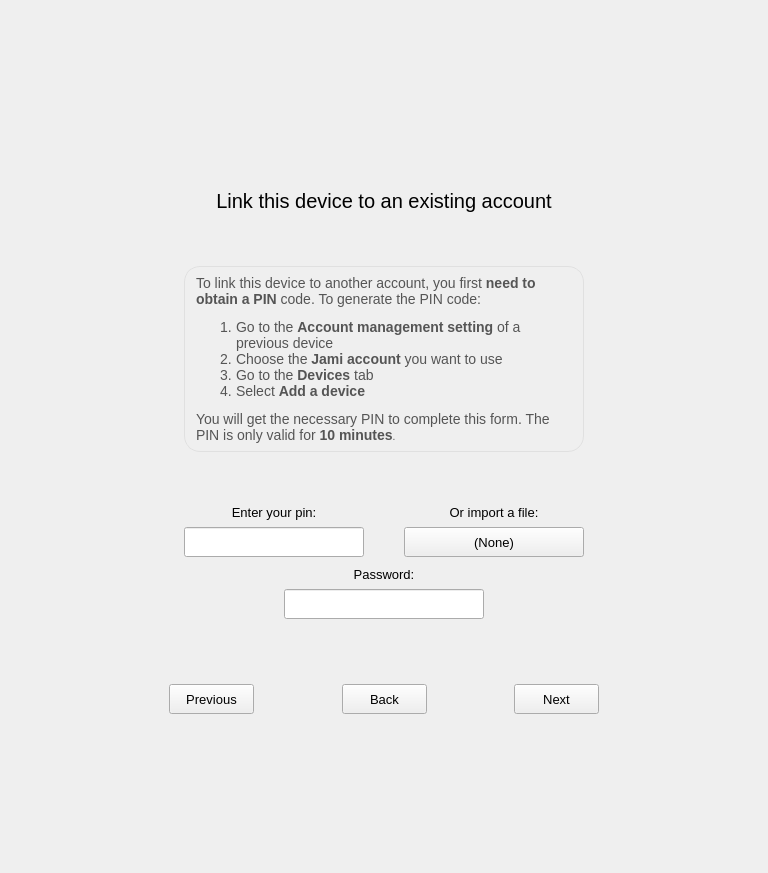
Before: the Qt Designer form newwizardwidget.ui in savoirfairelinux/jami-client-windows, drawn with Qt 5.
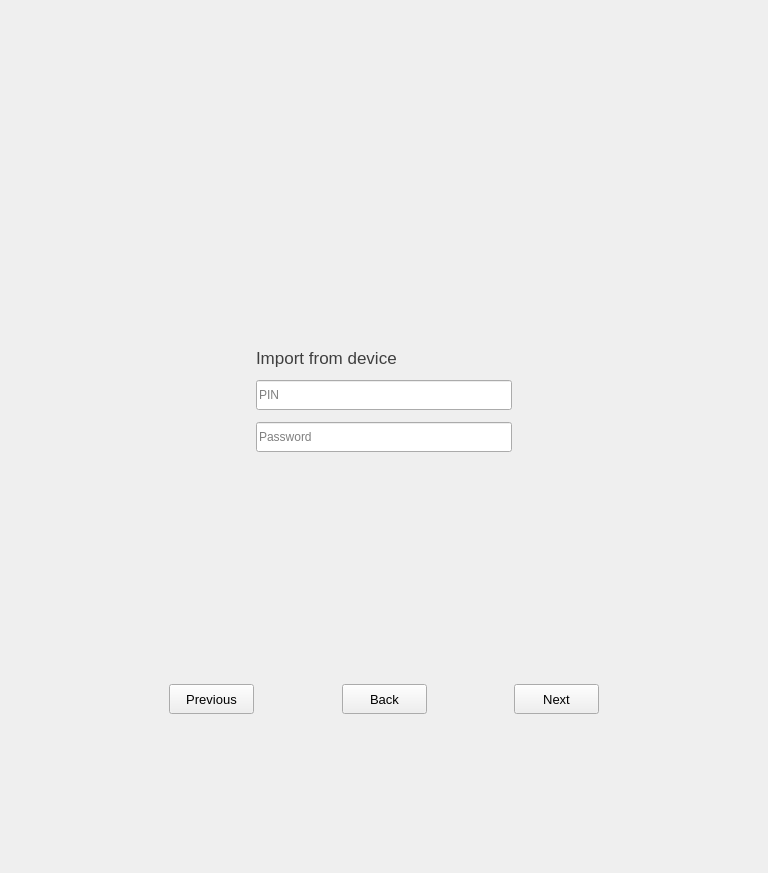
After: the same form once the commit is applied. The open tabs and pages were chosen to show the change. Icons and pictures are not drawn. Custom widgets are drawn as their Qt base class.

Commit message:
newwizardwidget: rework account creation
+ Add Connect to Account Manager option
+ Separate import from backup/device

The edit to the form file:
```diff
--- a/newwizardwidget.ui
+++ b/newwizardwidget.ui
@@ -358,375 +358,7 @@
                  </item>
                 </layout>
                </widget>
-               <widget class="QWidget" name="linkRingAccountPage">
-                <layout class="QVBoxLayout" name="verticalLayout_7">
-                 <property name="spacing">
-                  <number>0</number>
-                 </property>
-                 <item>
-                  <spacer name="verticalSpacer">
-                   <property name="orientation">
-                    <enum>Qt::Vertical</enum>
-                   </property>
-                   <property name="sizeHint" stdset="0">
-                    <size>
-                     <width>20</width>
-                     <height>30</height>
-                    </size>
-                   </property>
-                  </spacer>
-                 </item>
-                 <item>
-                  <widget class="QLabel" name="label_2">
-                   <property name="sizePolicy">
-                    <sizepolicy hsizetype="Preferred" vsizetype="MinimumExpanding">
-                     <horstretch>0</horstretch>
-                     <verstretch>0</verstretch>
-                    </sizepolicy>
-                   </property>
-                   <property name="minimumSize">
-                    <size>
-                     <width>0</width>
-                     <height>0</height>
-                    </size>
-                   </property>
-                   <property name="maximumSize">
-                    <size>
-                     <width>16777215</width>
-                     <height>40</height>
-                    </size>
-                   </property>
-                   <property name="font">
-                    <font>
-                     <pointsize>15</pointsize>
-                    </font>
-                   </property>
-                   <property name="text">
-                    <string>Link this device to an existing account</string>
-                   </property>
-                   <property name="alignment">
-                    <set>Qt::AlignCenter</set>
-                   </property>
-                   <property name="wordWrap">
-                    <bool>false</bool>
-                   </property>
-                  </widget>
-                 </item>
-                 <item>
-                  <spacer name="verticalSpacer_15">
-                   <property name="orientation">
-                    <enum>Qt::Vertical</enum>
-                   </property>
-                   <property name="sizeHint" stdset="0">
-                    <size>
-                     <width>20</width>
-                     <height>40</height>
-                    </size>
-                   </property>
-                  </spacer>
-                 </item>
-                 <item>
-                  <widget class="QWidget" name="horizontalWidget" native="true">
-                   <layout class="QGridLayout" name="gridLayout_7">
-                    <property name="leftMargin">
-                     <number>0</number>
-                    </property>
-                    <property name="topMargin">
-                     <number>0</number>
-                    </property>
-                    <property name="rightMargin">
-                     <number>0</number>
-                    </property>
-                    <property name="bottomMargin">
-                     <number>0</number>
-                    </property>
-                    <property name="spacing">
-                     <number>0</number>
-                    </property>
-                    <item row="0" column="0">
-                     <widget class="QLabel" name="linkInfoLabel">
-                      <property name="sizePolicy">
-                       <sizepolicy hsizetype="Preferred" vsizetype="Fixed">
-                        <horstretch>0</horstretch>
-                        <verstretch>0</verstretch>
-                       </sizepolicy>
-                      </property>
-                      <property name="maximumSize">
-                       <size>
-                        <width>16777215</width>
-                        <height>195</height>
-                       </size>
-                      </property>
-                      <property name="font">
-                       <font>
-                        <pointsize>10</pointsize>
-                       </font>
-                      </property>
-                      <property name="styleSheet">
-                       <string notr="true">padding:8px;background-color:#efefef;border:1px solid #e0e0e0; border-radius:16px;</string>
-                      </property>
-                      <property name="text">
-                       <string>&lt;!DOCTYPE HTML PUBLIC &quot;-//W3C//DTD HTML 4.0//EN&quot; &quot;http://www.w3.org/TR/REC-html40/strict.dtd&quot;&gt;
-&lt;html&gt;&lt;head&gt;&lt;meta name=&quot;qrichtext&quot; content=&quot;1&quot; /&gt;&lt;style type=&quot;text/css&quot;&gt;
-p, li { white-space: pre-wrap; }
-&lt;/style&gt;&lt;/head&gt;&lt;body style=&quot; font-family:'MS Shell Dlg 2'; font-size:8pt; font-weight:400; font-style:normal;&quot;&gt;
-&lt;p style=&quot; margin-top:0px; margin-bottom:0px; margin-left:0px; margin-right:0px; -qt-block-indent:0; text-indent:0px;&quot;&gt;&lt;span style=&quot; font-family:'Ubuntu'; font-size:14px; color:#555555;&quot;&gt;To link this device to another account, you first &lt;/span&gt;&lt;span style=&quot; font-family:'Ubuntu'; font-size:14px; font-weight:600; color:#555555;&quot;&gt;need to obtain a PIN&lt;/span&gt;&lt;span style=&quot; font-family:'Ubuntu'; font-size:14px; color:#555555;&quot;&gt; code. To generate the PIN code:&lt;/span&gt;&lt;/p&gt;
-&lt;ol style=&quot;margin-top: 0px; margin-bottom: 0px; margin-left: 0px; margin-right: 0px; -qt-list-indent: 1;&quot;&gt;&lt;li style=&quot; font-family:'Ubuntu'; font-size:14px; color:#555555;&quot; style=&quot; margin-top:12px; margin-bottom:0px; margin-left:0px; margin-right:0px; -qt-block-indent:0; text-indent:0px;&quot;&gt;&lt;span style=&quot; font-size:14px;&quot;&gt;Go to the &lt;/span&gt;&lt;span style=&quot; font-size:14px; font-weight:600;&quot;&gt;Account management setting&lt;/span&gt;&lt;span style=&quot; font-size:14px;&quot;&gt; of a previous device&lt;/span&gt;&lt;/li&gt;
-&lt;li style=&quot; font-family:'Ubuntu'; font-size:14px; color:#555555;&quot; style=&quot; margin-top:0px; margin-bottom:0px; margin-left:0px; margin-right:0px; -qt-block-indent:0; text-indent:0px;&quot;&gt;&lt;span style=&quot; font-size:14px;&quot;&gt;Choose the &lt;/span&gt;&lt;span style=&quot; font-size:14px; font-weight:600;&quot;&gt;Jami account&lt;/span&gt;&lt;span style=&quot; font-size:14px;&quot;&gt; you want to use&lt;/span&gt;&lt;/li&gt;
-&lt;li style=&quot; font-family:'Ubuntu'; font-size:14px; color:#555555;&quot; style=&quot; margin-top:0px; margin-bottom:0px; margin-left:0px; margin-right:0px; -qt-block-indent:0; text-indent:0px;&quot;&gt;&lt;span style=&quot; font-size:14px;&quot;&gt;Go to the &lt;/span&gt;&lt;span style=&quot; font-size:14px; font-weight:600;&quot;&gt;Devices&lt;/span&gt;&lt;span style=&quot; font-size:14px;&quot;&gt; tab&lt;/span&gt;&lt;/li&gt;
-&lt;li style=&quot; font-family:'Ubuntu'; font-size:14px; color:#555555;&quot; style=&quot; margin-top:0px; margin-bottom:12px; margin-left:0px; margin-right:0px; -qt-block-indent:0; text-indent:0px;&quot;&gt;&lt;span style=&quot; font-size:14px;&quot;&gt;Select &lt;/span&gt;&lt;span style=&quot; font-size:14px; font-weight:600;&quot;&gt;Add a device&lt;/span&gt;&lt;/li&gt;&lt;/ol&gt;
-&lt;p style=&quot; margin-top:0px; margin-bottom:0px; margin-left:0px; margin-right:0px; -qt-block-indent:0; text-indent:0px;&quot;&gt;&lt;span style=&quot; font-family:'Ubuntu'; font-size:14px; color:#555555;&quot;&gt;You will get the necessary PIN to complete this form. The PIN is only valid for &lt;/span&gt;&lt;span style=&quot; font-family:'Ubuntu'; font-size:14px; font-weight:600; color:#555555;&quot;&gt;10 minutes&lt;/span&gt;&lt;span style=&quot; font-family:'Ubuntu'; font-size:10px; color:#555555;&quot;&gt;.&lt;/span&gt;&lt;/p&gt;&lt;/body&gt;&lt;/html&gt;</string>
-                      </property>
-                      <property name="wordWrap">
-                       <bool>true</bool>
-                      </property>
-                     </widget>
-                    </item>
-                   </layout>
-                  </widget>
-                 </item>
-                 <item>
-                  <spacer name="verticalSpacer_14">
-                   <property name="orientation">
-                    <enum>Qt::Vertical</enum>
-                   </property>
-                   <property name="sizeHint" stdset="0">
-                    <size>
-                     <width>20</width>
-                     <height>40</height>
-                    </size>
-                   </property>
-                  </spacer>
-                 </item>
-                 <item>
-                  <layout class="QHBoxLayout" name="horizontalLayout" stretch="0,0,0">
-                   <property name="topMargin">
-                    <number>0</number>
-                   </property>
-                   <item>
-                    <layout class="QGridLayout" name="gridLayout_3">
-                     <property name="topMargin">
-                      <number>0</number>
-                     </property>
-                     <property name="rightMargin">
-                      <number>0</number>
-                     </property>
-                     <property name="spacing">
-                      <number>0</number>
-                     </property>
-                     <item row="0" column="0">
-                      <widget class="QLabel" name="pinEditLabel">
-                       <property name="minimumSize">
-                        <size>
-                         <width>0</width>
-                         <height>30</height>
-                        </size>
-                       </property>
-                       <property name="font">
-                        <font>
-                         <pointsize>10</pointsize>
-                        </font>
-                       </property>
-                       <property name="text">
-                        <string>Enter your pin:</string>
-                       </property>
-                       <property name="alignment">
-                        <set>Qt::AlignCenter</set>
-                       </property>
-                      </widget>
-                     </item>
-                     <item row="1" column="0">
-                      <widget class="QLineEdit" name="pinEdit">
-                       <property name="minimumSize">
-                        <size>
-                         <width>180</width>
-                         <height>30</height>
-                        </size>
-                       </property>
-                       <property name="maximumSize">
-                        <size>
-                         <width>180</width>
-                         <height>16777215</height>
-                        </size>
-                       </property>
-                       <property name="font">
-                        <font>
-                         <pointsize>10</pointsize>
-                        </font>
-                       </property>
-                      </widget>
-                     </item>
-                    </layout>
-                   </item>
-                   <item>
-                    <spacer name="horizontalSpacer_3">
-                     <property name="orientation">
-                      <enum>Qt::Horizontal</enum>
-                     </property>
-                     <property name="sizeHint" stdset="0">
-                      <size>
-                       <width>40</width>
-                       <height>20</height>
-                      </size>
-                     </property>
-                    </spacer>
-                   </item>
-                   <item>
-                    <layout class="QGridLayout" name="gridLayout_4">
-                     <property name="topMargin">
-                      <number>0</number>
-                     </property>
-                     <property name="rightMargin">
-                      <number>0</number>
-                     </property>
-                     <property name="spacing">
-                      <number>0</number>
-                     </property>
-                     <item row="0" column="0">
-                      <widget class="QLabel" name="fileImportLabel">
-                       <property name="minimumSize">
-                        <size>
-                         <width>0</width>
-                         <height>30</height>
-                        </size>
-                       </property>
-                       <property name="font">
-                        <font>
-                         <pointsize>10</pointsize>
-                        </font>
-                       </property>
-                       <property name="text">
-                        <string>Or import a file:</string>
-                       </property>
-                       <property name="alignment">
-                        <set>Qt::AlignCenter</set>
-                       </property>
-                      </widget>
-                     </item>
-                     <item row="1" column="0">
-                      <widget class="QPushButton" name="fileImportBtn">
-                       <property name="minimumSize">
-                        <size>
-                         <width>180</width>
-                         <height>30</height>
-                        </size>
-                       </property>
-                       <property name="maximumSize">
-                        <size>
-                         <width>180</width>
-                         <height>30</height>
-                        </size>
-                       </property>
-                       <property name="font">
-                        <font>
-                         <pointsize>10</pointsize>
-                        </font>
-                       </property>
-                       <property name="toolTip">
-                        <string>Link from exported account archive file</string>
-                       </property>
-                       <property name="text">
-                        <string>(None)</string>
-                       </property>
-                      </widget>
-                     </item>
-                    </layout>
-                   </item>
-                  </layout>
-                 </item>
-                 <item>
-                  <spacer name="verticalSpacer_2">
-                   <property name="orientation">
-                    <enum>Qt::Vertical</enum>
-                   </property>
-                   <property name="sizeType">
-                    <enum>QSizePolicy::Fixed</enum>
-                   </property>
-                   <property name="sizeHint" stdset="0">
-                    <size>
-                     <width>20</width>
-                     <height>2</height>
-                    </size>
-                   </property>
-                  </spacer>
-                 </item>
-                 <item>
-                  <layout class="QGridLayout" name="gridLayout_2">
-                   <property name="topMargin">
-                    <number>0</number>
-                   </property>
-                   <property name="spacing">
-                    <number>0</number>
-                   </property>
-                   <item row="1" column="0">
-                    <widget class="QLineEdit" name="importPasswordEdit">
-                     <property name="sizePolicy">
-                      <sizepolicy hsizetype="Fixed" vsizetype="Fixed">
-                       <horstretch>200</horstretch>
-                       <verstretch>0</verstretch>
-                      </sizepolicy>
-                     </property>
-                     <property name="minimumSize">
-                      <size>
-                       <width>200</width>
-                       <height>30</height>
-                      </size>
-                     </property>
-                     <property name="maximumSize">
-                      <size>
-                       <width>200</width>
-                       <height>16777215</height>
-                      </size>
-                     </property>
-                     <property name="font">
-                      <font>
-                       <pointsize>10</pointsize>
-                      </font>
-                     </property>
-                     <property name="echoMode">
-                      <enum>QLineEdit::Password</enum>
-                     </property>
-                    </widget>
-                   </item>
-                   <item row="0" column="0">
-                    <widget class="QLabel" name="label_5">
-                     <property name="minimumSize">
-                      <size>
-                       <width>0</width>
-                       <height>30</height>
-                      </size>
-                     </property>
-                     <property name="font">
-                      <font>
-                       <pointsize>10</pointsize>
-                      </font>
-                     </property>
-                     <property name="text">
-                      <string>Password:</string>
-                     </property>
-                     <property name="alignment">
-                      <set>Qt::AlignCenter</set>
-                     </property>
-                    </widget>
-                   </item>
-                  </layout>
-                 </item>
-                 <item>
-                  <spacer name="verticalSpacer_13">
-                   <property name="orientation">
-                    <enum>Qt::Vertical</enum>
-                   </property>
-                   <property name="sizeHint" stdset="0">
-                    <size>
-                     <width>20</width>
-                     <height>30</height>
-                    </size>
-                   </property>
-                  </spacer>
-                 </item>
-                </layout>
-               </widget>
-               <widget class="QWidget" name="createRingAccountPage">
+               <widget class="QWidget" name="createAccountPage">
                 <layout class="QVBoxLayout" name="verticalLayout_5">
                  <property name="spacing">
                   <number>0</number>
@@ -2233,6 +1865,414 @@
                  </item>
                 </layout>
                </widget>
+               <widget class="QWidget" name="importFromBackupPage">
+                <layout class="QVBoxLayout" name="verticalLayout_18">
+                 <property name="spacing">
+                  <number>0</number>
+                 </property>
+                 <property name="leftMargin">
+                  <number>0</number>
+                 </property>
+                 <property name="topMargin">
+                  <number>0</number>
+                 </property>
+                 <property name="rightMargin">
+                  <number>0</number>
+                 </property>
+                 <property name="bottomMargin">
+                  <number>0</number>
+                 </property>
+                 <item>
+                  <spacer name="verticalSpacer_18">
+                   <property name="orientation">
+                    <enum>Qt::Vertical</enum>
+                   </property>
+                   <property name="sizeHint" stdset="0">
+                    <size>
+                     <width>20</width>
+                     <height>40</height>
+                    </size>
+                   </property>
+                  </spacer>
+                 </item>
+                 <item>
+                  <layout class="QVBoxLayout" name="verticalLayout_15">
+                   <property name="spacing">
+                    <number>12</number>
+                   </property>
+                   <property name="topMargin">
+                    <number>0</number>
+                   </property>
+                   <item alignment="Qt::AlignHCenter">
+                    <widget class="QLabel" name="importFromBackupLabel">
+                     <property name="minimumSize">
+                      <size>
+                       <width>256</width>
+                       <height>0</height>
+                      </size>
+                     </property>
+                     <property name="maximumSize">
+                      <size>
+                       <width>256</width>
+                       <height>16777215</height>
+                      </size>
+                     </property>
+                     <property name="font">
+                      <font>
+                       <pointsize>13</pointsize>
+                      </font>
+                     </property>
+                     <property name="styleSheet">
+                      <string notr="true">color: rgb(63, 63, 63)</string>
+                     </property>
+                     <property name="text">
+                      <string>Import from backup</string>
+                     </property>
+                    </widget>
+                   </item>
+                   <item alignment="Qt::AlignHCenter">
+                    <widget class="QPushButton" name="fileImportBtn">
+                     <property name="minimumSize">
+                      <size>
+                       <width>256</width>
+                       <height>30</height>
+                      </size>
+                     </property>
+                     <property name="maximumSize">
+                      <size>
+                       <width>256</width>
+                       <height>16777215</height>
+                      </size>
+                     </property>
+                     <property name="font">
+                      <font>
+                       <pointsize>9</pointsize>
+                      </font>
+                     </property>
+                     <property name="text">
+                      <string>Archive (none)</string>
+                     </property>
+                    </widget>
+                   </item>
+                   <item alignment="Qt::AlignHCenter">
+                    <widget class="QLineEdit" name="passwordFromBackupEdit">
+                     <property name="minimumSize">
+                      <size>
+                       <width>256</width>
+                       <height>30</height>
+                      </size>
+                     </property>
+                     <property name="maximumSize">
+                      <size>
+                       <width>256</width>
+                       <height>16777215</height>
+                      </size>
+                     </property>
+                     <property name="inputMask">
+                      <string/>
+                     </property>
+                     <property name="echoMode">
+                      <enum>QLineEdit::Password</enum>
+                     </property>
+                     <property name="placeholderText">
+                      <string>Password</string>
+                     </property>
+                    </widget>
+                   </item>
+                  </layout>
+                 </item>
+                 <item>
+                  <spacer name="verticalSpacer_24">
+                   <property name="orientation">
+                    <enum>Qt::Vertical</enum>
+                   </property>
+                   <property name="sizeHint" stdset="0">
+                    <size>
+                     <width>20</width>
+                     <height>40</height>
+                    </size>
+                   </property>
+                  </spacer>
+                 </item>
+                </layout>
+               </widget>
+               <widget class="QWidget" name="importFromDevicePage">
+                <layout class="QVBoxLayout" name="verticalLayout_19">
+                 <property name="spacing">
+                  <number>0</number>
+                 </property>
+                 <property name="leftMargin">
+                  <number>0</number>
+                 </property>
+                 <property name="topMargin">
+                  <number>0</number>
+                 </property>
+                 <property name="rightMargin">
+                  <number>0</number>
+                 </property>
+                 <property name="bottomMargin">
+                  <number>0</number>
+                 </property>
+                 <item>
+                  <spacer name="verticalSpacer_21">
+                   <property name="orientation">
+                    <enum>Qt::Vertical</enum>
+                   </property>
+                   <property name="sizeHint" stdset="0">
+                    <size>
+                     <width>20</width>
+                     <height>40</height>
+                    </size>
+                   </property>
+                  </spacer>
+                 </item>
+                 <item>
+                  <layout class="QVBoxLayout" name="verticalLayout_16">
+                   <property name="spacing">
+                    <number>12</number>
+                   </property>
+                   <property name="topMargin">
+                    <number>0</number>
+                   </property>
+                   <item alignment="Qt::AlignHCenter">
+                    <widget class="QLabel" name="importFromDeviceLabel">
+                     <property name="minimumSize">
+                      <size>
+                       <width>256</width>
+                       <height>0</height>
+                      </size>
+                     </property>
+                     <property name="maximumSize">
+                      <size>
+                       <width>256</width>
+                       <height>16777215</height>
+                      </size>
+                     </property>
+                     <property name="font">
+                      <font>
+                       <pointsize>13</pointsize>
+                      </font>
+                     </property>
+                     <property name="styleSheet">
+                      <string notr="true">color: rgb(63, 63, 63)</string>
+                     </property>
+                     <property name="text">
+                      <string>Import from device</string>
+                     </property>
+                    </widget>
+                   </item>
+                   <item alignment="Qt::AlignHCenter">
+                    <widget class="QLineEdit" name="pinFromDevice">
+                     <property name="minimumSize">
+                      <size>
+                       <width>256</width>
+                       <height>30</height>
+                      </size>
+                     </property>
+                     <property name="maximumSize">
+                      <size>
+                       <width>256</width>
+                       <height>16777215</height>
+                      </size>
+                     </property>
+                     <property name="text">
+                      <string/>
+                     </property>
+                     <property name="placeholderText">
+                      <string>PIN</string>
+                     </property>
+                    </widget>
+                   </item>
+                   <item alignment="Qt::AlignHCenter">
+                    <widget class="QLineEdit" name="passwordFromDevice">
+                     <property name="minimumSize">
+                      <size>
+                       <width>256</width>
+                       <height>30</height>
+                      </size>
+                     </property>
+                     <property name="maximumSize">
+                      <size>
+                       <width>256</width>
+                       <height>16777215</height>
+                      </size>
+                     </property>
+                     <property name="inputMask">
+                      <string/>
+                     </property>
+                     <property name="echoMode">
+                      <enum>QLineEdit::Password</enum>
+                     </property>
+                     <property name="placeholderText">
+                      <string>Password</string>
+                     </property>
+                    </widget>
+                   </item>
+                  </layout>
+                 </item>
+                 <item>
+                  <spacer name="verticalSpacer_25">
+                   <property name="orientation">
+                    <enum>Qt::Vertical</enum>
+                   </property>
+                   <property name="sizeHint" stdset="0">
+                    <size>
+                     <width>20</width>
+                     <height>40</height>
+                    </size>
+                   </property>
+                  </spacer>
+                 </item>
+                </layout>
+               </widget>
+               <widget class="QWidget" name="connectToAccountManagerPage">
+                <layout class="QVBoxLayout" name="verticalLayout_20">
+                 <property name="spacing">
+                  <number>0</number>
+                 </property>
+                 <property name="leftMargin">
+                  <number>0</number>
+                 </property>
+                 <property name="topMargin">
+                  <number>0</number>
+                 </property>
+                 <property name="rightMargin">
+                  <number>0</number>
+                 </property>
+                 <property name="bottomMargin">
+                  <number>0</number>
+                 </property>
+                 <item>
+                  <spacer name="verticalSpacer_22">
+                   <property name="orientation">
+                    <enum>Qt::Vertical</enum>
+                   </property>
+                   <property name="sizeHint" stdset="0">
+                    <size>
+                     <width>20</width>
+                     <height>40</height>
+                    </size>
+                   </property>
+                  </spacer>
+                 </item>
+                 <item>
+                  <layout class="QVBoxLayout" name="verticalLayout_17">
+                   <property name="spacing">
+                    <number>12</number>
+                   </property>
+                   <property name="topMargin">
+                    <number>0</number>
+                   </property>
+                   <item alignment="Qt::AlignHCenter">
+                    <widget class="QLabel" name="SignInLabel">
+                     <property name="minimumSize">
+                      <size>
+                       <width>256</width>
+                       <height>0</height>
+                      </size>
+                     </property>
+                     <property name="maximumSize">
+                      <size>
+                       <width>256</width>
+                       <height>16777215</height>
+                      </size>
+                     </property>
+                     <property name="font">
+                      <font>
+                       <pointsize>13</pointsize>
+                      </font>
+                     </property>
+                     <property name="styleSheet">
+                      <string notr="true">color: rgb(63, 63, 63)</string>
+                     </property>
+                     <property name="text">
+                      <string>Sign in</string>
+                     </property>
+                    </widget>
+                   </item>
+                   <item alignment="Qt::AlignHCenter">
+                    <widget class="QLineEdit" name="usernameManagerEdit">
+                     <property name="minimumSize">
+                      <size>
+                       <width>256</width>
+                       <height>30</height>
+                      </size>
+                     </property>
+                     <property name="maximumSize">
+                      <size>
+                       <width>256</width>
+                       <height>16777215</height>
+                      </size>
+                     </property>
+                     <property name="text">
+                      <string/>
+                     </property>
+                     <property name="placeholderText">
+                      <string>Username</string>
+                     </property>
+                    </widget>
+                   </item>
+                   <item alignment="Qt::AlignHCenter">
+                    <widget class="QLineEdit" name="passwordManagerEdit">
+                     <property name="minimumSize">
+                      <size>
+                       <width>256</width>
+                       <height>30</height>
+                      </size>
+                     </property>
+                     <property name="maximumSize">
+                      <size>
+                       <width>256</width>
+                       <height>16777215</height>
+                      </size>
+                     </property>
+                     <property name="inputMask">
+                      <string/>
+                     </property>
+                     <property name="echoMode">
+                      <enum>QLineEdit::Password</enum>
+                     </property>
+                     <property name="placeholderText">
+                      <string>Password</string>
+                     </property>
+                    </widget>
+                   </item>
+                   <item alignment="Qt::AlignHCenter">
+                    <widget class="QLineEdit" name="accountManagerEdit">
+                     <property name="minimumSize">
+                      <size>
+                       <width>256</width>
+                       <height>30</height>
+                      </size>
+                     </property>
+                     <property name="maximumSize">
+                      <size>
+                       <width>256</width>
+                       <height>16777215</height>
+                      </size>
+                     </property>
+                     <property name="placeholderText">
+                      <string>Account Manager</string>
+                     </property>
+                    </widget>
+                   </item>
+                  </layout>
+                 </item>
+                 <item>
+                  <spacer name="verticalSpacer_19">
+                   <property name="orientation">
+                    <enum>Qt::Vertical</enum>
+                   </property>
+                   <property name="sizeHint" stdset="0">
+                    <size>
+                     <width>20</width>
+                     <height>40</height>
+                    </size>
+                   </property>
+                  </spacer>
+                 </item>
+                </layout>
+               </widget>
                <widget class="QWidget" name="spinnerPage">
                 <layout class="QVBoxLayout" name="verticalLayout_4">
                  <item>
```
Left out of the diff: 131 changed lines with no effect on the pictures. The commit also changes 3 other files.
